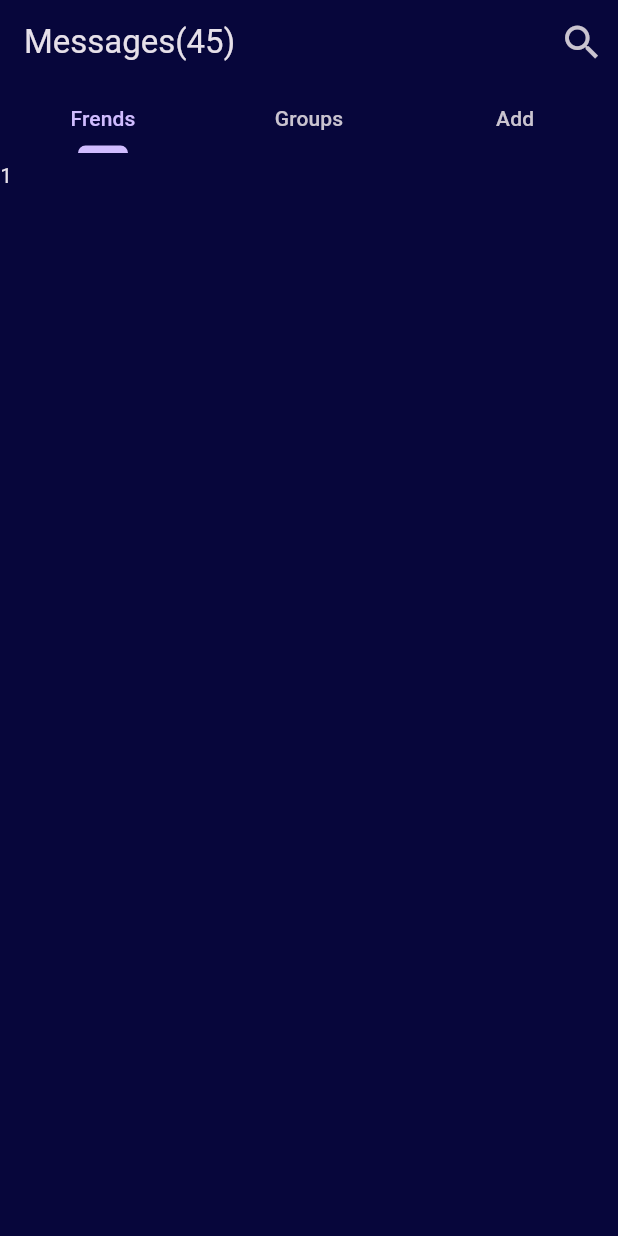
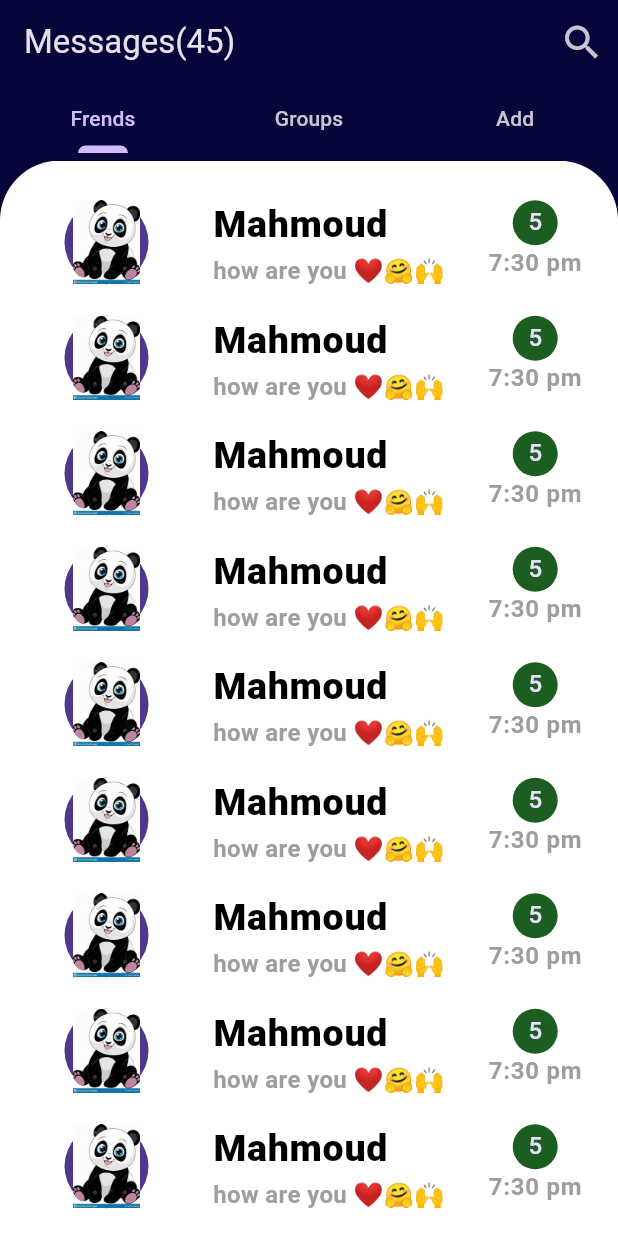
Before and after one commit to Mahmoud-Adel-Ali/chat, a Flutter app: the HomwView screen opened by its route, on a phone screen of 412 x 824 dp. Run offline on Flutter 3.47's test engine with Material 3 defaults, Android fonts, the phone set to English and light mode, and no system bars; our stand-ins replace fluttertoast, go_router, image_picker, modal_progress_hud_nsn; missing offline and left inert: flutter_verification_code.

Commit message:
list of frends UI done

```diff
--- a/lib/core/utils/styles.dart
+++ b/lib/core/utils/styles.dart
@@ -15,4 +15,14 @@ abstract class Styles {
     fontWeight: FontWeight.w800,
     color: kPrimeColor,
   );
+  static const TextStyle textstyle25 = TextStyle(
+    fontSize: 25,
+    fontWeight: FontWeight.w800,
+    color: Colors.black,
+  );
+  static const TextStyle textstyle16 = TextStyle(
+    fontSize: 16,
+    fontWeight: FontWeight.w600,
+    color: Colors.grey,
+  );
 }
--- a/lib/features/home/presentaion/views/home_view.dart
+++ b/lib/features/home/presentaion/views/home_view.dart
@@ -1,4 +1,5 @@
 import 'package:chat/constant.dart';
+import 'package:chat/features/home/presentaion/views/widgets/frends_view_body.dart';
 import 'package:flutter/material.dart';
 import 'package:flutter/rendering.dart';
 import 'package:flutter/widgets.dart';
@@ -13,7 +14,12 @@ class HomwView extends StatelessWidget {
       child: Scaffold(
         appBar: AppBar(
           actions: [
-            IconButton(onPressed: () {}, icon: const Icon(Icons.search,size: 30,))
+            IconButton(
+                onPressed: () {},
+                icon: const Icon(
+                  Icons.search,
+                  size: 30,
+                ))
           ],
           automaticallyImplyLeading: false,
           backgroundColor: kPrimeColor,
@@ -23,20 +29,14 @@ class HomwView extends StatelessWidget {
             dividerHeight: 0,
             indicatorPadding: EdgeInsets.all(5),
             tabs: [
-              Tab(
-                child: Text("Frends"),
-              ),
-              Tab(
-                child: Text("Groups"),
-              ),
-              Tab(
-                child: Text("Add"),
-              ),
+              Tab(child: Text("Frends")),
+              Tab(child: Text("Groups")),
+              Tab(child: Text("Add")),
             ],
           ),
         ),
         body: const TabBarView(children: [
-          Text("1"),
+          FrendsViewBody(),
           Text("2"),
           Text("3"),
         ]),
--- /dev/null
+++ b/lib/features/home/presentaion/views/widgets/custom_one_frend_chat.dart
@@ -0,0 +1,39 @@
+import 'package:chat/core/utils/asset.dart';
+import 'package:chat/core/utils/styles.dart';
+import 'package:flutter/material.dart';
+
+class CustomOneFrendChat extends StatelessWidget {
+  const CustomOneFrendChat({super.key});
+
+  @override
+  Widget build(BuildContext context) {
+    return InkWell(
+      onTap: () {},
+      child: ListTile(
+        title:
+            const Text("Mahmoud Adel", maxLines: 1, style: Styles.textstyle25),
+        subtitle: const Text("how are you ❤🤗🙌",
+            overflow: TextOverflow.ellipsis,
+            maxLines: 1,
+            style: Styles.textstyle16),
+        leading: CircleAvatar(
+          radius: 55,
+          child: Image.asset(Assets.test),
+        ),
+        trailing: Column(
+          children: [
+            CircleAvatar(
+              backgroundColor: Colors.green[900],
+              radius: 15,
+              child: const Text("5"),
+            ),
+            const Text(
+              "7:30 pm",
+              style: Styles.textstyle16,
+            ),
+          ],
+        ),
+      ),
+    );
+  }
+}
--- /dev/null
+++ b/lib/features/home/presentaion/views/widgets/frends_view_body.dart
@@ -0,0 +1,23 @@
+import 'package:chat/features/home/presentaion/views/widgets/custom_one_frend_chat.dart';
+import 'package:flutter/material.dart';
+
+class FrendsViewBody extends StatelessWidget {
+  const FrendsViewBody({super.key});
+
+  @override
+  Widget build(BuildContext context) {
+    return Container(
+      padding: const EdgeInsets.symmetric(vertical: 16),
+      decoration: const BoxDecoration(
+          color: Colors.white,
+          borderRadius: BorderRadius.only(
+              topLeft: Radius.circular(40), topRight: Radius.circular(40))),
+      child: ListView.builder(
+        itemCount: 15,
+        itemBuilder: (context, index) {
+          return const CustomOneFrendChat();
+        },
+      ),
+    );
+  }
+}
```
